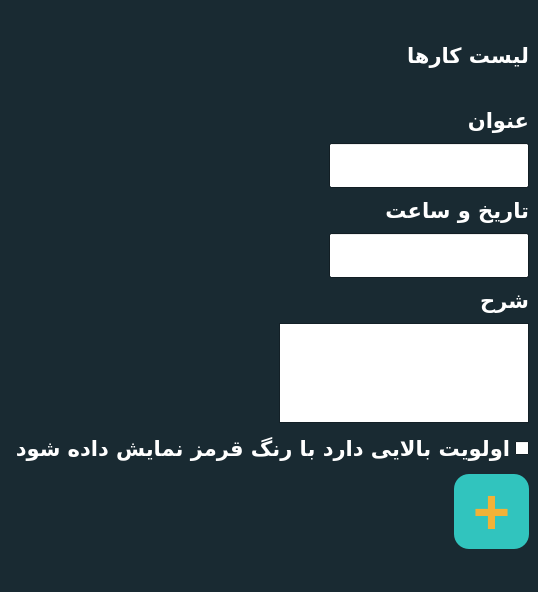
Before: the Qt Designer form 22/mainwindow.ui in dehmovlaei/PyLearn, drawn with Qt 5.
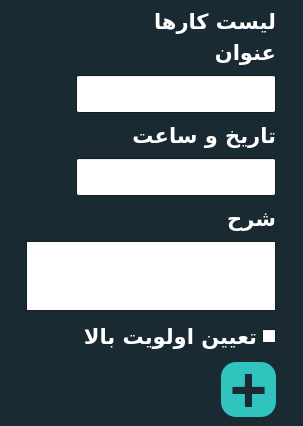
After: the same form once the commit is applied.

The edit to the form file:
```diff
--- a/22/mainwindow.ui
+++ b/22/mainwindow.ui
@@ -6,8 +6,8 @@
    <rect>
     <x>0</x>
     <y>0</y>
-    <width>359</width>
-    <height>592</height>
+    <width>303</width>
+    <height>407</height>
    </rect>
   </property>
   <property name="sizePolicy">
@@ -634,7 +634,7 @@
          <enum>Qt::RightToLeft</enum>
         </property>
         <property name="text">
-         <string>اولویت بالایی دارد با رنگ قرمز نمایش داده شود</string>
+         <string>تعیین اولویت بالا</string>
         </property>
        </widget>
       </item>
@@ -651,14 +651,14 @@
         </property>
         <property name="minimumSize">
          <size>
-          <width>75</width>
-          <height>75</height>
+          <width>55</width>
+          <height>55</height>
          </size>
         </property>
         <property name="maximumSize">
          <size>
-          <width>75</width>
-          <height>75</height>
+          <width>55</width>
+          <height>55</height>
          </size>
         </property>
         <property name="palette">
@@ -676,9 +676,9 @@
            <colorrole role="ButtonText">
             <brush brushstyle="SolidPattern">
              <color alpha="255">
-              <red>242</red>
-              <green>178</green>
-              <blue>55</blue>
+              <red>25</red>
+              <green>42</green>
+              <blue>50</blue>
              </color>
             </brush>
            </colorrole>
@@ -714,9 +714,9 @@
            <colorrole role="ButtonText">
             <brush brushstyle="SolidPattern">
              <color alpha="255">
-              <red>242</red>
-              <green>178</green>
-              <blue>55</blue>
+              <red>25</red>
+              <green>42</green>
+              <blue>50</blue>
              </color>
             </brush>
            </colorrole>
```
Left out of the diff: 6 changed lines with no effect on the pictures.
